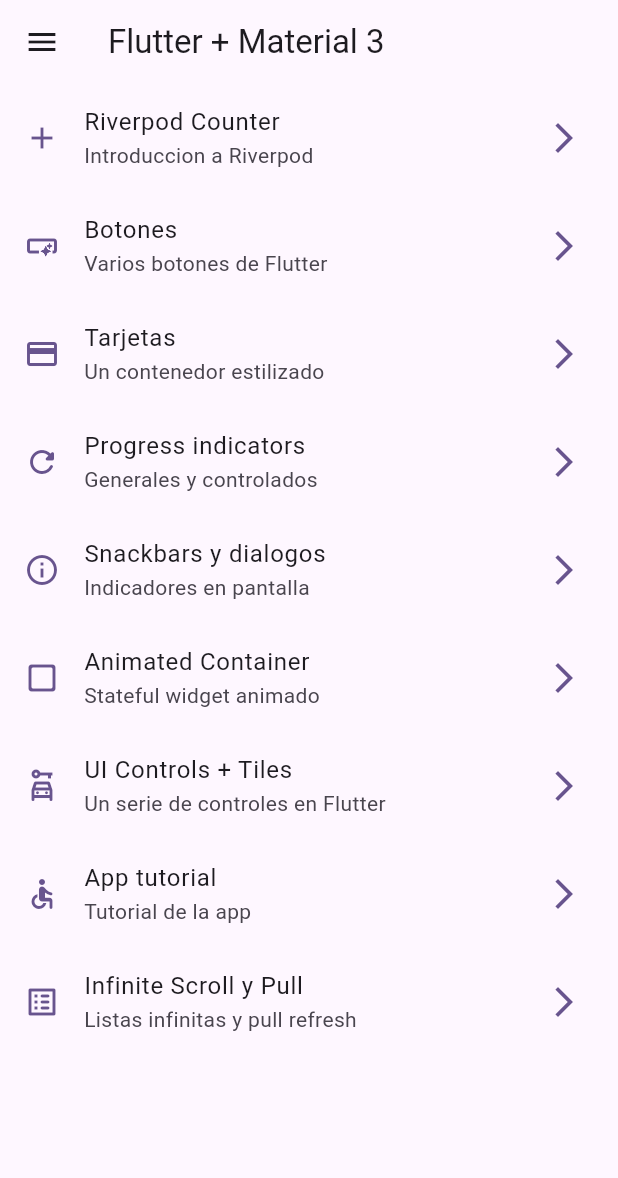
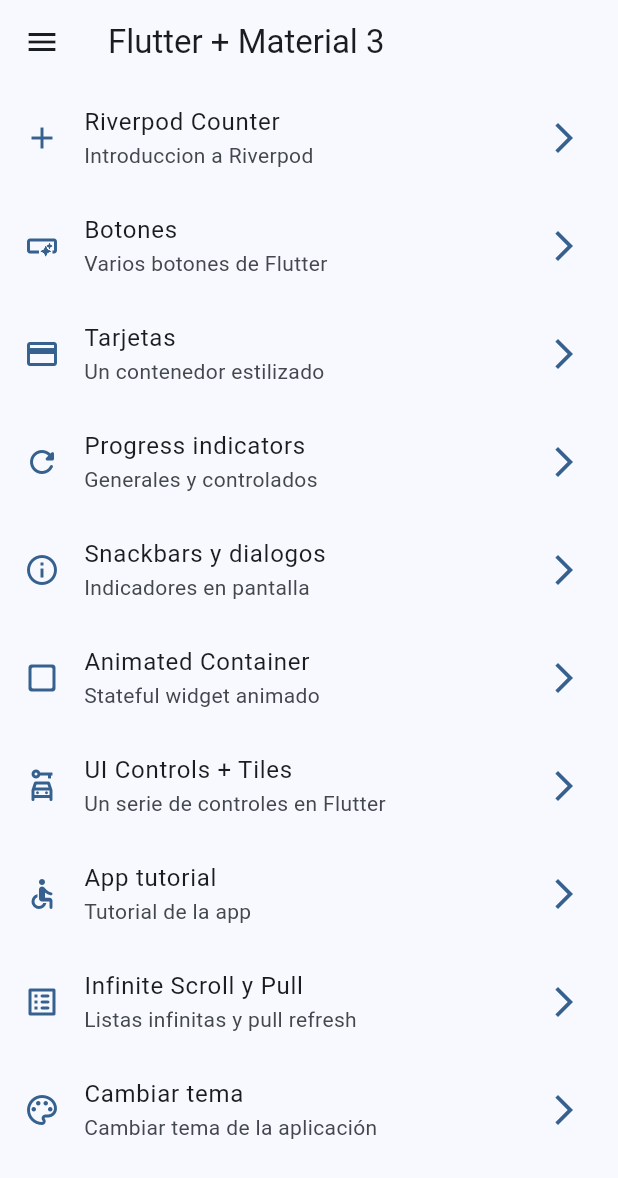
Before and after one commit to juantobon20/widgets_app, a Flutter app: the screen it shows after launch, on a phone screen of 412 x 824 dp. Shown: the top 1178 px of the screen. Run offline on Flutter 3.47's test engine with Material 3 defaults, Android fonts, the phone set to English and light mode, and no system bars; our stand-ins replace animate_do, flutter_riverpod, go_router.

Commit message:
update theme

```diff
--- a/lib/config/menu/menu_item.dart
+++ b/lib/config/menu/menu_item.dart
@@ -69,4 +69,10 @@ const appMenuItems = <MenuItem>[
     link: '/infinite',
     icon: Icons.list_alt_rounded
   ),
+  MenuItem(
+    title: "Cambiar tema",
+    subTitle : 'Cambiar tema de la aplicación',
+    link: '/theme-changer',
+    icon: Icons.color_lens_outlined
+  ),
 ];
--- a/lib/config/route/app_route.dart
+++ b/lib/config/route/app_route.dart
@@ -61,6 +61,12 @@ final appRouter = GoRouter(
       name: CounterScreen.name,
       path: '/counter',
       builder: (context, state) => const CounterScreen()
-    )
+    ),
+
+    GoRoute(
+      name: ThemeChangerScreen.name,
+      path: '/theme-changer',
+      builder: (context, state) => const ThemeChangerScreen()
+      )
   ],
 );
--- a/lib/config/theme/app_theme.dart
+++ b/lib/config/theme/app_theme.dart
@@ -15,9 +15,11 @@ const colorList = [
 class AppTheme {
 
   final int selectedColor;
+  final bool isDarkMode;
 
   AppTheme({
-    this.selectedColor = 0
+    this.selectedColor = 0,
+    this.isDarkMode = false
   }): assert (selectedColor >= 0, 'Selected color must be greater then 0'),
     assert (selectedColor < colorList.length,
       'Selected color must be less or equals than ${colorList.length -1}'
@@ -25,6 +27,7 @@ class AppTheme {
 
   ThemeData getTheme() => ThemeData(
     useMaterial3: true,
+    brightness: isDarkMode ? Brightness.dark : Brightness.light,
     colorSchemeSeed: colorList[selectedColor],
     appBarTheme: const AppBarTheme(
       centerTitle: false
--- a/lib/main.dart
+++ b/lib/main.dart
@@ -2,6 +2,7 @@ import 'package:flutter/material.dart';
 import 'package:flutter_riverpod/flutter_riverpod.dart';
 import 'package:widgets_app/config/route/app_route.dart';
 import 'package:widgets_app/config/theme/app_theme.dart';
+import 'package:widgets_app/presentation/providers/theme_provider.dart';
 
 void main() {
   runApp(
@@ -10,16 +11,22 @@ void main() {
     ));
 }
 
-class MainApp extends StatelessWidget {
+class MainApp extends ConsumerWidget {
   const MainApp({super.key});
 
   @override
-  Widget build(BuildContext context) {
+  Widget build(BuildContext context, WidgetRef ref) {
+    final bool isDarkMode = ref.watch(isDarkModeProvider);
+    final int selectedIndexColor = ref.watch(selectedIndexColorProvider);
+
     return MaterialApp.router(
       title: 'Flutter Widgets',
       routerConfig: appRouter,
       debugShowCheckedModeBanner: false,
-      theme: AppTheme(selectedColor: 5).getTheme(),
+      theme: AppTheme(
+        selectedColor: selectedIndexColor,
+        isDarkMode: isDarkMode
+      ).getTheme(),
     );
   }
 }
--- a/lib/presentation/providers/theme_provider.dart
+++ b/lib/presentation/providers/theme_provider.dart
@@ -1,3 +1,10 @@
+import 'dart:ui';
+
 import 'package:flutter_riverpod/flutter_riverpod.dart';
+import 'package:widgets_app/config/theme/app_theme.dart';
 
 final isDarkModeProvider = StateProvider<bool>((ref) => false);
+
+final colorListProvider = Provider<List<Color>>((ref) => colorList);
+
+final selectedIndexColorProvider = StateProvider<int>((ref) => 0);
--- a/lib/presentation/screens/screens.dart
+++ b/lib/presentation/screens/screens.dart
@@ -1,3 +1,4 @@
+export 'package:widgets_app/presentation/screens/theme/theme_changer_screen.dart';
 export 'package:widgets_app/presentation/screens/counter/counter_screen.dart';
 export 'package:widgets_app/presentation/screens/animated/animated_screen.dart';
 export 'package:widgets_app/presentation/screens/app_tutorial/app_tutorial_screen.dart';
```
Also changed, not shown: lib/presentation/screens/theme/theme_changer_screen.dart (added, +59 -0 lines).
